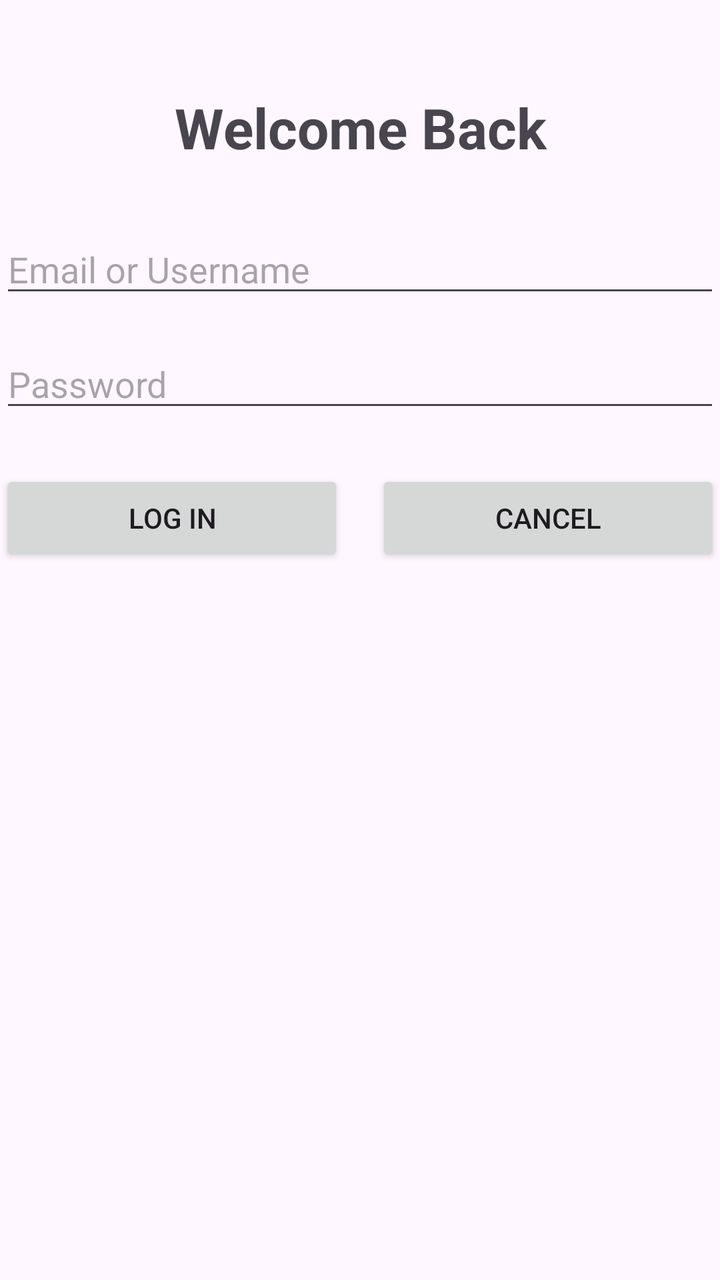
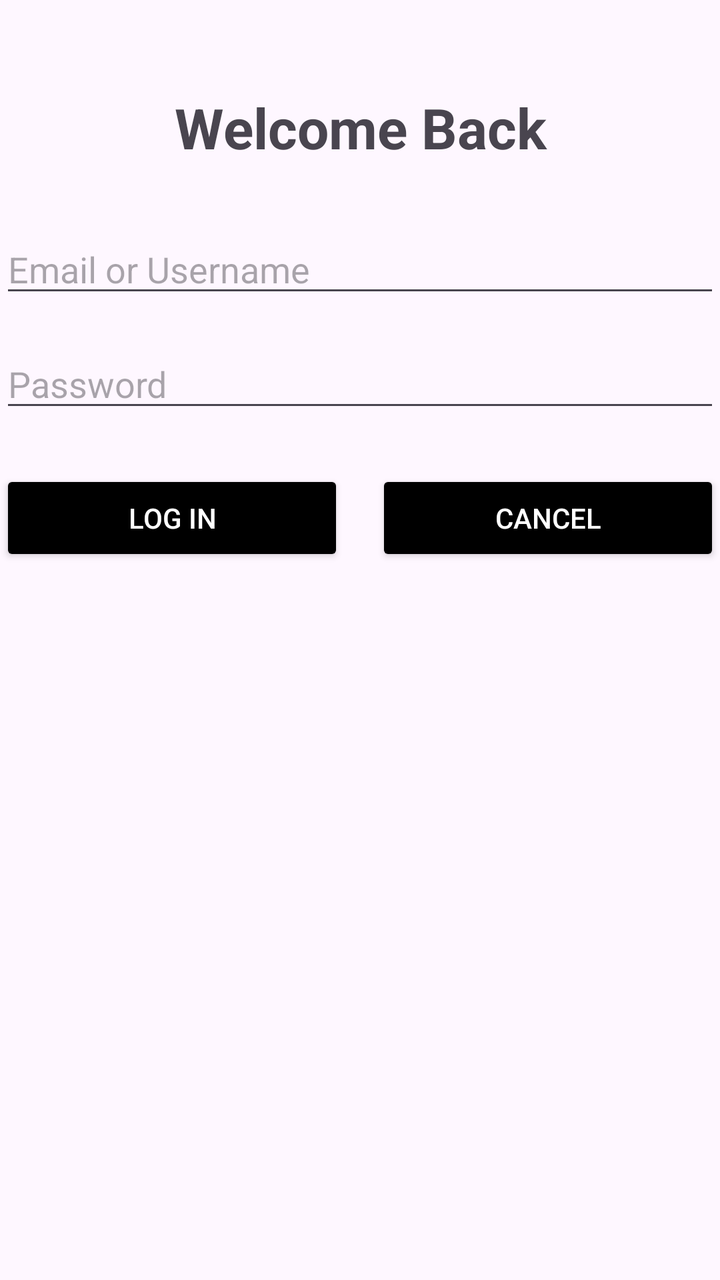

Screens rendered from an Android XML layout before and after an edit, with the pre-edit source and the edit as a unified diff.
<!-- AndroidManifest.xml: application theme Theme.Practical3_GitHub -->
<!-- res/layout/activity_main.xml -->
<?xml version="1.0" encoding="utf-8"?>
<LinearLayout xmlns:android="http://schemas.android.com/apk/res/android"
    xmlns:app="http://schemas.android.com/apk/res-auto"
    xmlns:tools="http://schemas.android.com/tools"
    android:id="@+id/main"
    android:layout_width="match_parent"
    android:layout_height="match_parent"
    android:orientation="vertical"
    android:layout_margin="20dp"
    tools:context=".MainActivity">

    <TextView
        android:layout_width="match_parent"
        android:layout_height="wrap_content"
        android:text="Welcome Back"
        android:textSize="28sp"
        android:textStyle="bold"
        android:gravity="center"
        android:layout_marginBottom="30dp"
        android:layout_marginTop="45dp"/>

    <EditText
        android:id="@+id/usernameInput"
        android:layout_width="match_parent"
        android:layout_height="wrap_content"
        android:hint="Email or Username"
        android:inputType="textEmailAddress"
        android:layout_marginBottom="16dp" />

    <EditText
        android:id="@+id/passwordInput"
        android:layout_width="match_parent"
        android:layout_height="wrap_content"
        android:hint="Password"
        android:inputType="textPassword"
        android:layout_marginBottom="24dp" />

    <LinearLayout
        android:layout_width="match_parent"
        android:layout_height="wrap_content"
        android:orientation="horizontal">

        <Button
            android:id="@+id/loginButton"
            android:layout_width="0dp"
            android:layout_height="wrap_content"
            android:layout_weight="1"
            android:text="Log In" />

        <Button
            android:id="@+id/cancelButton"
            android:layout_width="0dp"
            android:layout_height="wrap_content"
            android:layout_weight="1"
            android:layout_marginStart="16dp"
            android:text="Cancel" />

    </LinearLayout>

</LinearLayout>
<!-- resources referenced by this layout -->
<resources>
  <style name="Theme.Practical3_GitHub" parent="Base.Theme.Practical3_GitHub" />
  <style name="Base.Theme.Practical3_GitHub" parent="Theme.Material3.DayNight.NoActionBar">
          
          
      </style>
</resources>

<!-- the commit's change to res/layout/activity_main.xml (unified diff, before → after) -->
@@ -45,6 +45,8 @@
             android:layout_width="0dp"
             android:layout_height="wrap_content"
             android:layout_weight="1"
+            android:backgroundTint="@android:color/black"
+            android:textColor="@android:color/white"
             android:text="Log In" />
 
         <Button
@@ -53,6 +55,8 @@
             android:layout_height="wrap_content"
             android:layout_weight="1"
             android:layout_marginStart="16dp"
+            android:backgroundTint="@android:color/black"
+            android:textColor="@android:color/white"
             android:text="Cancel" />
 
     </LinearLayout>
